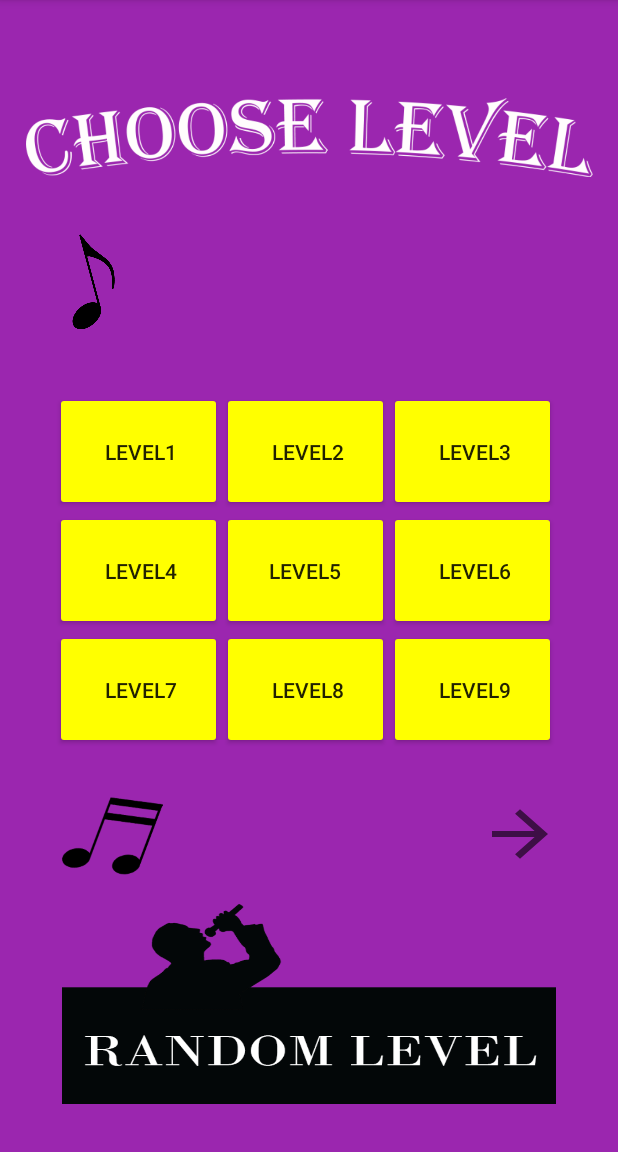
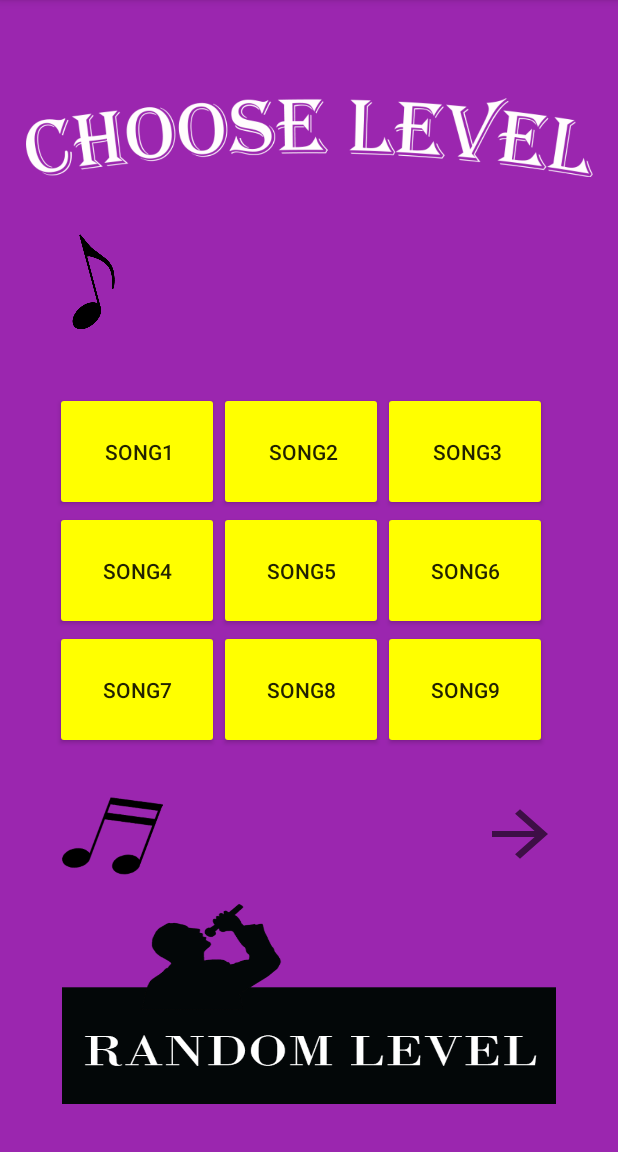
Before and after one commit to ofricachlon/Project, an Android app: the Levels screen opened directly, with no data from a screen before it, on a phone screen of 412 x 824 dp, the part 84-1236 px from its top. Run offline under Robolectric (Android 15) with nearby library versions, the phone set to English and light mode, and no system bars.

Commit message:
change in the xml (levels-song) menu upload-help-work stats-Dwork

```diff
--- a/app/src/main/res/layout/activity_levels.xml
+++ b/app/src/main/res/layout/activity_levels.xml
@@ -32,7 +32,7 @@
                 android:layout_height="wrap_content"
                 android:backgroundTint="#ffff00"
                 android:padding="30sp"
-                android:text=" level1" />
+                android:text=" song1" />
 
             <Button
                 android:id="@+id/btn2"
@@ -41,7 +41,7 @@
 
                 android:backgroundTint="#ffff00"
                 android:padding="30sp"
-                android:text=" level2" />
+                android:text=" song2" />
 
             <Button
                 android:id="@+id/btn3"
@@ -49,7 +49,7 @@
                 android:layout_height="wrap_content"
                 android:backgroundTint="#ffff00"
                 android:padding="30sp"
-                android:text=" level3" />
+                android:text=" song3" />
         </TableRow>
 
         <TableRow
@@ -62,7 +62,7 @@
                 android:layout_height="wrap_content"
                 android:backgroundTint="#ffff00"
                 android:padding="30sp"
-                android:text=" level4" />
+                android:text="song4" />
 
             <Button
                 android:id="@+id/btn5"
@@ -70,7 +70,7 @@
                 android:layout_height="wrap_content"
                 android:backgroundTint="#ffff00"
                 android:padding="30sp"
-                android:text="level5" />
+                android:text="song5" />
 
             <Button
                 android:id="@+id/btn6"
@@ -78,7 +78,7 @@
                 android:layout_height="wrap_content"
                 android:backgroundTint="#ffff00"
                 android:padding="30sp"
-                android:text=" level6" />
+                android:text="song6" />
         </TableRow>
 
         <TableRow
@@ -91,7 +91,7 @@
                 android:layout_height="wrap_content"
                 android:backgroundTint="#ffff00"
                 android:padding="30sp"
-                android:text=" level7" />
+                android:text="song7" />
 
             <Button
                 android:id="@+id/btn8"
@@ -99,7 +99,7 @@
                 android:layout_height="wrap_content"
                 android:backgroundTint="#ffff00"
                 android:padding="30sp"
-                android:text=" level8" />
+                android:text="song8" />
 
             <Button
                 android:id="@+id/btn9"
@@ -107,7 +107,7 @@
                 android:layout_height="match_parent"
                 android:backgroundTint="#ffff00"
                 android:padding="30sp"
-                android:text=" level9" />
+                android:text="song9" />
         </TableRow>
 
     </TableLayout>
--- a/app/src/main/res/layout/activity_main.xml
+++ b/app/src/main/res/layout/activity_main.xml
@@ -18,7 +18,7 @@
         app:layout_constraintEnd_toEndOf="parent"
         app:layout_constraintStart_toStartOf="parent"
         app:layout_constraintTop_toTopOf="parent"
-        app:layout_constraintVertical_bias="0.941" />
+        app:layout_constraintVertical_bias="0.914" />
 
     <Button
         android:id="@+id/settingbtn"
@@ -31,4 +31,5 @@
         app:layout_constraintStart_toStartOf="parent"
         app:layout_constraintTop_toTopOf="parent"
         app:layout_constraintVertical_bias="0.023" />
+
 </androidx.constraintlayout.widget.ConstraintLayout>
```
